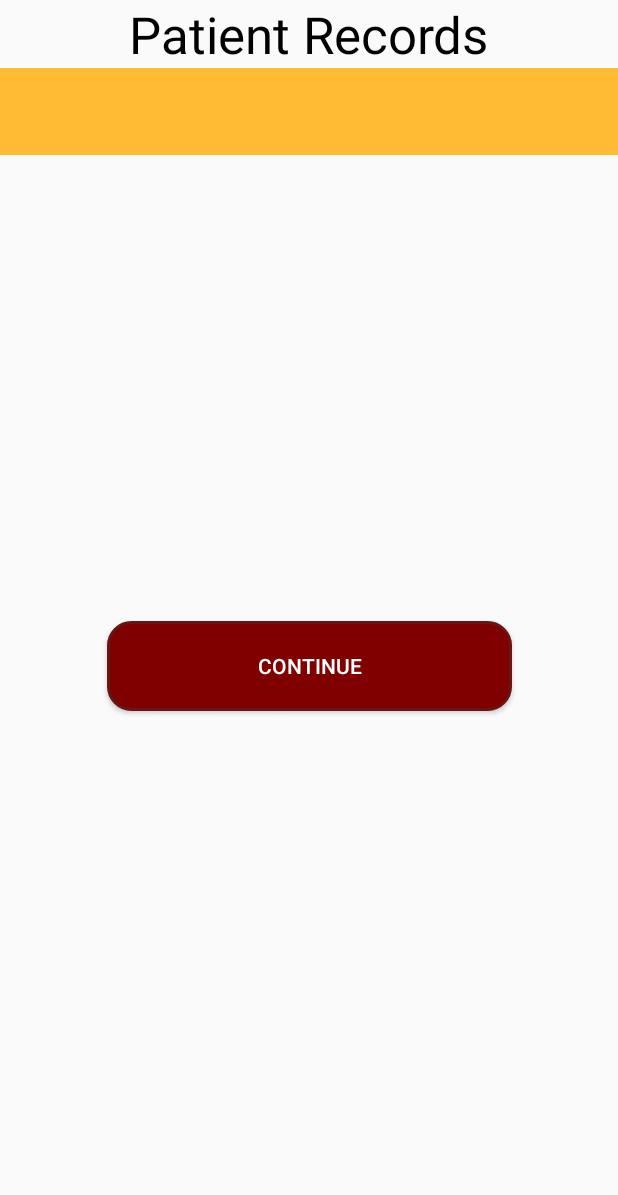
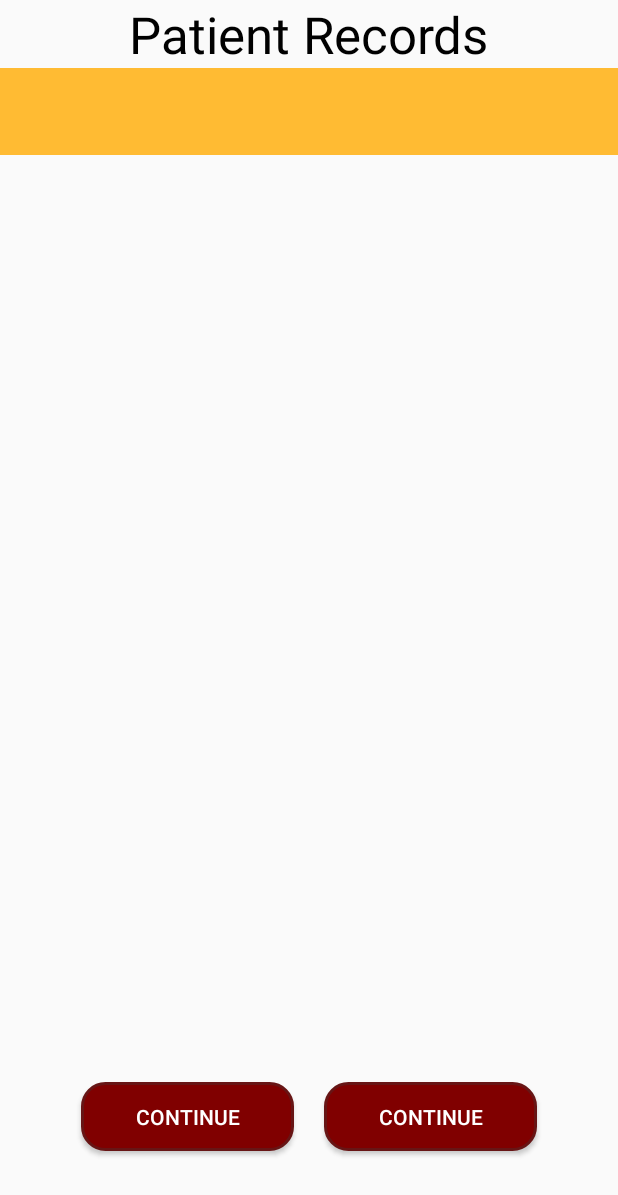
Before and after one commit to imechaozhang/Mead-Android-App, an Android app: the layout activity_patient_query.xml on its own in the app's theme, with its tools: preview values and no code run, on a phone screen of 412 x 824 dp. Shown: the top 1195 px of the screen. Run offline under Robolectric (Android 15) with nearby library versions, the phone set to English and light mode, and no system bars.

Commit message:
testing database query

```diff
--- a/app/src/main/java/com/example/mobilehealthprototype/PatientDatabase.java
+++ b/app/src/main/java/com/example/mobilehealthprototype/PatientDatabase.java
@@ -56,7 +56,10 @@ public abstract class PatientDatabase extends RoomDatabase {
                 PatientInfo patient_info = new PatientInfo();
                 patient_info.id = "exampleId";
                 patient_info.name = "exampleName";
+                dao.insert(patient_info);
 
+                patient_info.id = "exampleId2";
+                patient_info.name = "exampleName2";
                 dao.insert(patient_info);
             });
         }
--- a/app/src/main/java/com/example/mobilehealthprototype/PatientListAdapter.java
+++ b/app/src/main/java/com/example/mobilehealthprototype/PatientListAdapter.java
@@ -36,7 +36,7 @@ public class PatientListAdapter extends RecyclerView.Adapter<PatientListAdapter.
     public void onBindViewHolder(PatientViewHolder holder, int position) {
         if (patientInfo != null) {
             PatientInfo current = patientInfo.get(position);
-            holder.patientItemView.setText(current.id + current.name);
+            holder.patientItemView.setText(current.id + " " + current.name);
         } else {
             // Covers the case of data not being ready yet.
             holder.patientItemView.setText("Not found");
--- a/app/src/main/java/com/example/mobilehealthprototype/PatientQuery.java
+++ b/app/src/main/java/com/example/mobilehealthprototype/PatientQuery.java
@@ -44,7 +44,7 @@ public class PatientQuery extends AppCompatActivity {
         System.out.println("patientViewModel:");
         System.out.println(patientViewModel);
         LiveData<List<PatientInfo>> allPatients = patientViewModel.getAllPatients();
-        System.out.println(allPatients);
+        System.out.println(allPatients.getValue());
 
         //FloatingActionButton fab = findViewById(R.id.fab);
         //fab.setOnClickListener(new View.OnClickListener() {
--- a/app/src/main/res/layout/activity_patient_query.xml
+++ b/app/src/main/res/layout/activity_patient_query.xml
@@ -38,23 +38,39 @@
         android:layout_width="0dp"
         android:layout_height="0dp"
         tools:listitem="@layout/recyclerview_item"
-        app:layout_constraintBottom_toBottomOf="parent"
+        app:layout_constraintBottom_toTopOf="@+id/confirmQuery"
         app:layout_constraintLeft_toLeftOf="parent"
         app:layout_constraintRight_toRightOf="parent"
         app:layout_constraintTop_toBottomOf="@id/databaseView" />
 
     <Button
         android:id="@+id/confirmQuery"
-        android:layout_width="wrap_content"
-        android:layout_height="wrap_content"
+        android:layout_width="142dp"
+        android:layout_height="46dp"
         android:layout_marginBottom="8dp"
         android:background="@drawable/next_button"
         android:text="@string/continue_button"
         android:textColor="@android:color/white"
         app:layout_constraintBottom_toBottomOf="parent"
         app:layout_constraintEnd_toEndOf="parent"
-        app:layout_constraintHorizontal_bias="0.5"
+        app:layout_constraintHorizontal_bias="0.2"
         app:layout_constraintStart_toStartOf="parent"
-        app:layout_constraintTop_toBottomOf="@+id/patient_query_layout" />
+        app:layout_constraintTop_toBottomOf="@+id/patient_query_layout"
+        app:layout_constraintVertical_bias="0.93" />
+
+    <Button
+        android:id="@+id/confirmQuery3"
+        android:layout_width="142dp"
+        android:layout_height="46dp"
+        android:layout_marginBottom="8dp"
+        android:background="@drawable/next_button"
+        android:text="@string/continue_button"
+        android:textColor="@android:color/white"
+        app:layout_constraintBottom_toBottomOf="parent"
+        app:layout_constraintEnd_toEndOf="parent"
+        app:layout_constraintHorizontal_bias="0.8"
+        app:layout_constraintStart_toStartOf="parent"
+        app:layout_constraintTop_toBottomOf="@+id/patient_query_layout"
+        app:layout_constraintVertical_bias="0.93" />
 
 </androidx.constraintlayout.widget.ConstraintLayout>
```
